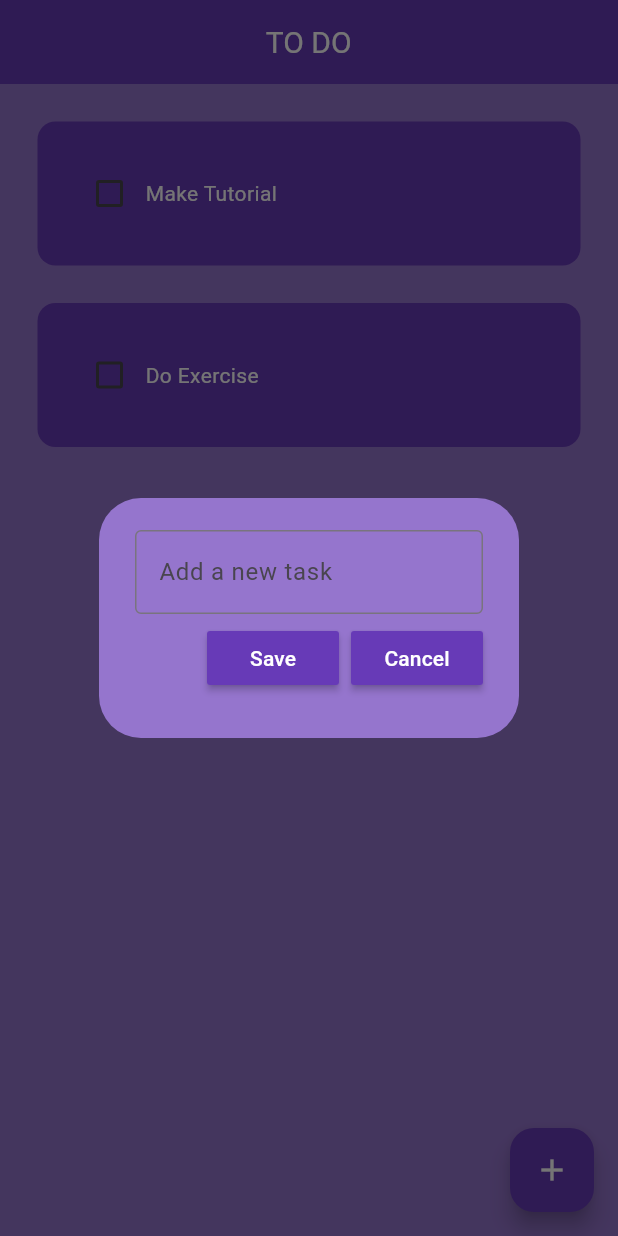
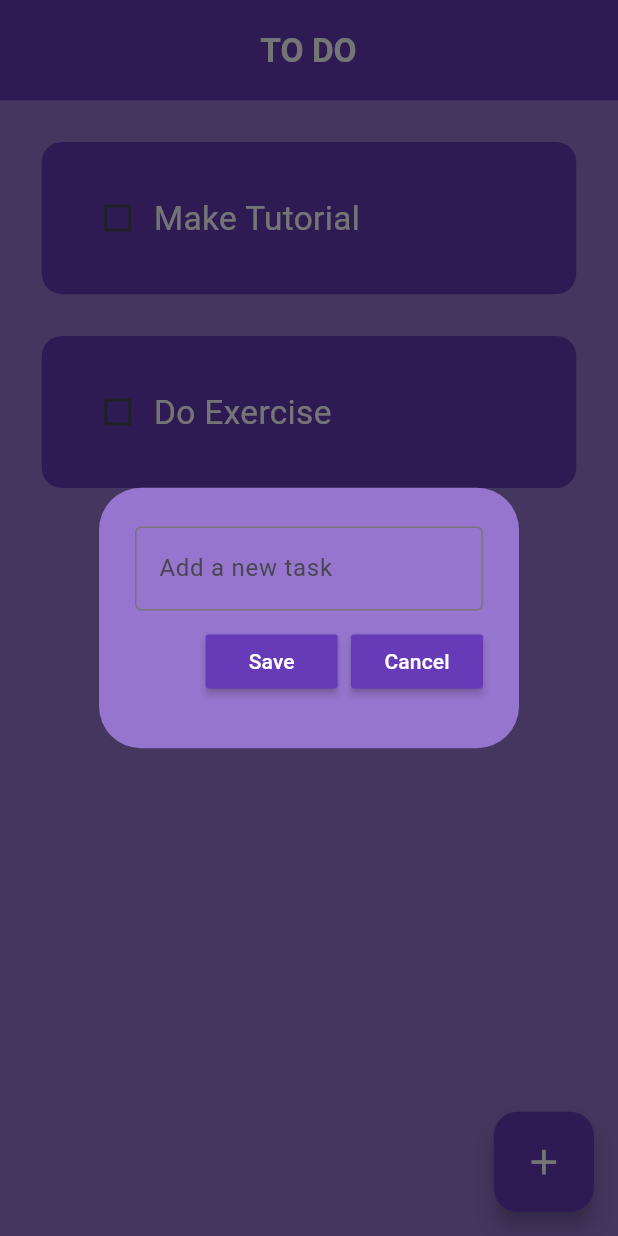
Before and after one commit to Bee-code1/ToDo-App, a Flutter app: the screen it shows after launch, after a tap on the "add" icon, on a phone screen of 412 x 824 dp. Run offline on Flutter 3.47's test engine with Material 3 defaults, Android fonts, the phone set to English and light mode, and no system bars; drawn by our look-alikes of flutter_slidable; our stand-ins replace flutter_screenutil, hive, hive_flutter; accounts and stored records are empty.

Commit message:
Update UI, add devtools_options, and fix todo components

```diff
--- /dev/null
+++ b/devtools_options.yaml
@@ -0,0 +1,3 @@
+description: This file stores settings for Dart & Flutter DevTools.
+documentation: https://docs.flutter.dev/tools/devtools/extensions#configure-extension-enablement-states
+extensions:
--- a/lib/components/dialogueBox.dart
+++ b/lib/components/dialogueBox.dart
@@ -1,5 +1,5 @@
 import 'package:flutter/material.dart';
-
+import 'package:flutter_screenutil/flutter_screenutil.dart';
 import 'buttons.dart';
 
 class DialogBox extends StatelessWidget {
@@ -19,7 +19,7 @@ class DialogBox extends StatelessWidget {
     return AlertDialog(
       backgroundColor: Colors.deepPurple[300],
       content: Container(
-        height: 120,
+        height: 120.r,
         child: Column(
           mainAxisAlignment: MainAxisAlignment.spaceEvenly,
           children: [
@@ -39,7 +39,7 @@ class DialogBox extends StatelessWidget {
                 // save button
                 AlertButton(text: "Save", onPressed: onSave),
 
-                const SizedBox(width: 8),
+                 SizedBox(width: 8.r),
 
                 // cancel button
                 AlertButton(text: "Cancel", onPressed: onCancel),
--- a/lib/components/todoTiles.dart
+++ b/lib/components/todoTiles.dart
@@ -1,5 +1,6 @@
 import 'package:flutter/material.dart';
 import 'package:flutter_slidable/flutter_slidable.dart';
+import 'package:flutter_screenutil/flutter_screenutil.dart';
 
 class TodoTile extends StatelessWidget {
   final String taskname;
@@ -18,7 +19,7 @@ class TodoTile extends StatelessWidget {
   @override
   Widget build(BuildContext context) {
     return Padding(
-      padding: const EdgeInsets.only(left: 25.0, right: 25, top: 25),
+      padding:  EdgeInsets.only(left: 25.r, right: 25.r, top: 25.r),
       child: Slidable(
         endActionPane: ActionPane(
           motion: StretchMotion(),
@@ -27,15 +28,15 @@ class TodoTile extends StatelessWidget {
               onPressed: deleteFunction,
               icon: Icons.delete,
               backgroundColor: Colors.red.shade300,
-              borderRadius: BorderRadius.circular(12),
+              borderRadius: BorderRadius.circular(12.r),
             )
           ],
         ),
         child: Container(
-          padding: EdgeInsets.all(24),
+          padding: EdgeInsets.all(24.r),
           decoration: BoxDecoration(
             color: Colors.deepPurple[500],
-            borderRadius: BorderRadius.circular(12),
+            borderRadius: BorderRadius.circular(12.r),
           ),
           child: Row(
             children: [
@@ -53,6 +54,7 @@ class TodoTile extends StatelessWidget {
                   decoration: taskCompleted
                       ? TextDecoration.lineThrough
                       : TextDecoration.none,
+                  fontSize: 20.r
                 ),
               ),
             ],
--- a/lib/main.dart
+++ b/lib/main.dart
@@ -2,6 +2,7 @@ import 'package:flutter/material.dart';
 import 'package:hive_flutter/adapters.dart';
 import 'package:notesapp/pages/home_page.dart';
 import 'package:hive/hive.dart';
+import 'package:flutter_screenutil/flutter_screenutil.dart';
 
 void main() async
 {
@@ -20,6 +21,12 @@ class MyApp extends StatelessWidget {
   @override
   Widget build(BuildContext context) {
 
+    return ScreenUtilInit
+    (
+      designSize: Size(360, 740),
+      splitScreenMode: true,
+      minTextAdapt: true,
+      builder:(context, child) {
         return MaterialApp(
         debugShowCheckedModeBanner: false,
         home: HomePage(),
@@ -32,11 +39,15 @@ class MyApp extends StatelessWidget {
           ),
           primaryColor: Colors.deepPurple[300],
           appBarTheme: AppBarTheme(
-          titleTextStyle: TextStyle(color: Colors.white, fontSize: 20), // Set AppBar title style
+
+            titleTextStyle: TextStyle(color: Colors.white, fontSize: 20.sp), // Set AppBar title style
             backgroundColor: Colors.deepPurple[500], // Set global AppBar color
           ),
           useMaterial3: true, // this now works!
         ),
       );
+      },
+
+    );
   }
 }
--- a/lib/pages/home_page.dart
+++ b/lib/pages/home_page.dart
@@ -3,6 +3,7 @@ import 'package:hive/hive.dart';
 import 'package:notesapp/Data/database.dart';
 import 'package:notesapp/components/dialogueBox.dart';
 import 'package:notesapp/components/todoTiles.dart';
+import 'package:flutter_screenutil/flutter_screenutil.dart';
 
 class HomePage extends StatefulWidget {
 
@@ -70,7 +71,11 @@ class _HomePageState extends State<HomePage> {
       backgroundColor: Colors.deepPurple[300],
       appBar: AppBar(
         elevation: 0,
-        title: Center(child: Text(' TO DO ')),
+        toolbarHeight: 60.r,
+        title: Center(child: Padding(
+          padding:  EdgeInsets.all(8.r),
+          child: Text(' TO DO ',style: TextStyle(fontSize: 20.r,fontWeight: FontWeight.bold),),
+        )),
       ),
       body: ListView.builder(
         itemCount: db.todolists.length,
@@ -83,14 +88,20 @@ class _HomePageState extends State<HomePage> {
           );
         },
       ),
-      floatingActionButton: FloatingActionButton(
+     floatingActionButton : SizedBox(
+  width: 60.r,   // responsive width
+  height: 60.r,  // make it square using width
+  child: FloatingActionButton(
     onPressed: DisplayDial,
     backgroundColor: Colors.deepPurple[500],
     child: Icon(
       Icons.add,
       color: Colors.white,
+      size: 25.r,  // responsive icon size
     ),
   ),
+),
+
     );
   }
 }
--- a/pubspec.yaml
+++ b/pubspec.yaml
@@ -23,12 +23,13 @@ dependencies:
   # State Management & UI
   provider: ^6.1.5
   flutter_slidable: ^4.0.0
+  flustars: ^2.0.1
 
 dev_dependencies:
   flutter_test:
     sdk: flutter
   flutter_lints: ^3.0.1
-
+  flutter_screenutil:
   # Code Generation
   build_runner: ^2.4.6
   hive_generator: ^2.0.0
```
Also changed, not shown: pubspec.lock, 1 other file. Lines whose indentation alone changed are shown as unchanged.
